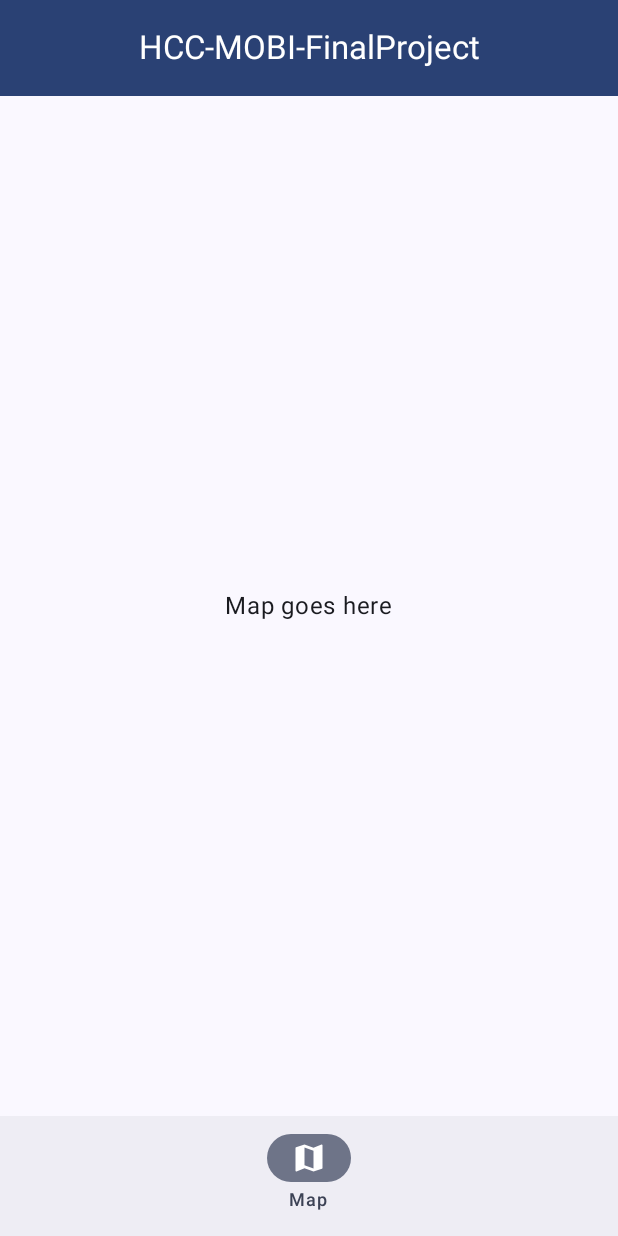
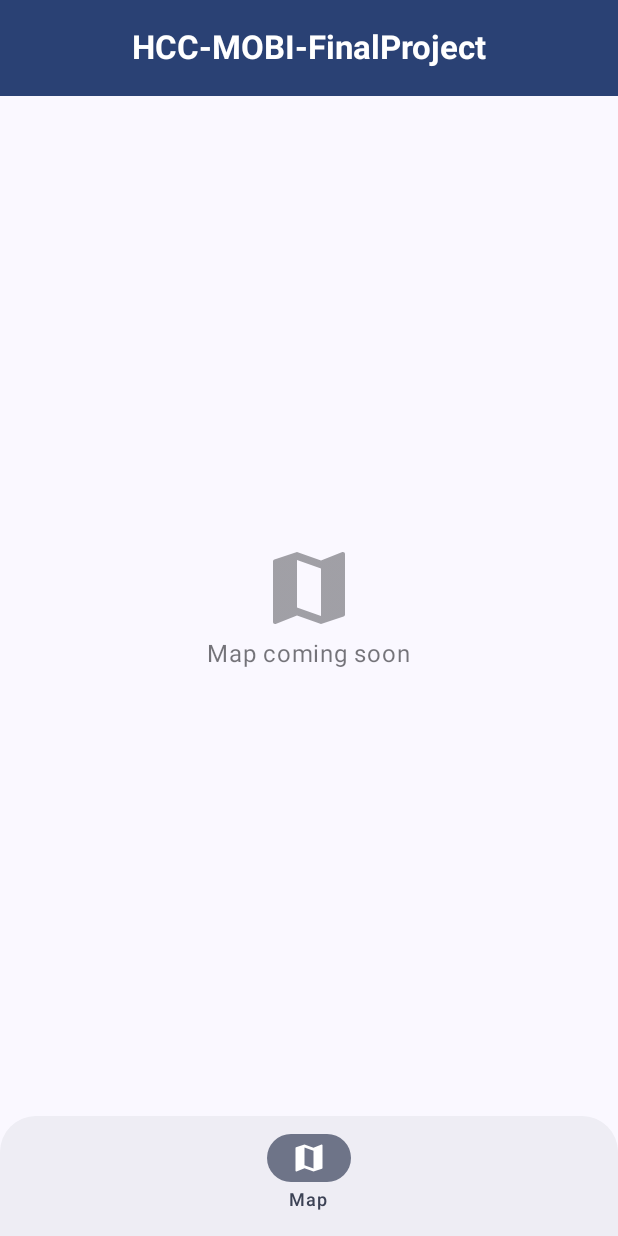
Before and after one commit to joshuaheath/HCC-MOBI-FinalProject, an Android app built with Jetpack Compose: the @Preview function AppNavigationPreview, on a phone screen of 412 x 824 dp. Run offline under Robolectric (Android 15) with nearby library versions, the phone set to English and light mode, and no system bars.

Commit message:
Added the top bar and bottom nav bar
Mostly reused from my weather app.
Top bar shows the app name in bold.
Bottom bar has 1 button with a map icon that goes to the map screen, with rounded top corners.
The map screen is just a placeholder for now till the mapbox map is done.
Swapped out the hello message in MainActivity for the nav bars.
Pulled in main to get the location permission and fixed the merge conflict.
Moved MainActivity and Navigation.kt back to the right folders, fixed the imports and fixed the map icon so it builds.
Cleaned up the comments.

```diff
--- a/app/src/main/java/com/example/hcc_mobi_finalproject/ui/MainActivity.kt
+++ b/app/src/main/java/com/example/hcc_mobi_finalproject/MainActivity.kt
@@ -1,13 +1,12 @@
 package com.example.hcc_mobi_finalproject
 
 import android.os.Bundle
-import android.os.PersistableBundle
 import androidx.activity.ComponentActivity
 import androidx.activity.compose.setContent
 import androidx.activity.enableEdgeToEdge
+import com.example.hcc_mobi_finalproject.componets.AppNavigation
+import com.example.hcc_mobi_finalproject.componets.RequestLocationPermission
 import com.example.hcc_mobi_finalproject.ui.theme.HCCMOBIFinalProjectTheme
-import com.example.hcc_mobi_finalproject.ui.AppNavigation
-import com.example.hcc_mobi_finalproject.ui.RequestLocationPermission
 
 class MainActivity : ComponentActivity() {
     override fun onCreate(savedInstanceState: Bundle?) {
--- a/app/src/main/java/com/example/hcc_mobi_finalproject/componets/Navigation.kt
+++ b/app/src/main/java/com/example/hcc_mobi_finalproject/componets/Navigation.kt
@@ -1,14 +1,181 @@
 package com.example.hcc_mobi_finalproject.componets
 
 /*
-Navigation.kt
-Owner: Zack
 
-GOAL: Add code to display a top bar and bottom navigation bar. Include 1 navigation
-item to go to the Map Screen (home screen). You can add code here to get the
-user's permission to retrieve the device location. Assume for now the device is
-located in Halifax and the user grants 'precise' access.
+    Mostly stolen from my weather app with some changes.
 
-NOTE/HINT: Dont re-invent the wheel, check out your weather app navigation bar and use similar code, lmk if you get lost
-I know you got this Zack -Josh
-*/
+    Displays the app's top bar and bottom navigation bar, with 1 navigation item
+    that goes to the home screen.
+
+    Location is requested via "LocationPermission.kt"
+
+ */
+
+import androidx.annotation.DrawableRes
+import androidx.compose.foundation.layout.Arrangement
+import androidx.compose.foundation.layout.Box
+import androidx.compose.foundation.layout.Column
+import androidx.compose.foundation.layout.fillMaxSize
+import androidx.compose.foundation.layout.padding
+import androidx.compose.foundation.layout.size
+import androidx.compose.foundation.shape.RoundedCornerShape
+import androidx.compose.material3.CenterAlignedTopAppBar
+import androidx.compose.material3.ExperimentalMaterial3Api
+import androidx.compose.material3.Icon
+import androidx.compose.material3.MaterialTheme
+import androidx.compose.material3.NavigationBar
+import androidx.compose.material3.NavigationBarItem
+import androidx.compose.material3.Scaffold
+import androidx.compose.material3.Text
+import androidx.compose.material3.TopAppBarDefaults
+import androidx.compose.runtime.Composable
+import androidx.compose.runtime.getValue
+import androidx.compose.runtime.mutableStateOf
+import androidx.compose.runtime.saveable.rememberSaveable
+import androidx.compose.runtime.setValue
+import androidx.compose.ui.Alignment
+import androidx.compose.ui.Modifier
+import androidx.compose.ui.draw.clip
+import androidx.compose.ui.res.painterResource
+import androidx.compose.ui.res.stringResource
+import androidx.compose.ui.text.font.FontWeight
+import androidx.compose.ui.tooling.preview.Preview
+import androidx.compose.ui.unit.dp
+import com.example.hcc_mobi_finalproject.R
+import com.example.hcc_mobi_finalproject.ui.theme.HCCMOBIFinalProjectTheme
+
+/*
+
+    All the screens the bottom bar can go to.
+    Only the map for now, add more here later.
+
+ */
+enum class Screen(val label: String, @DrawableRes val icon: Int) {
+    Map("Map", R.drawable.ic_map),
+}
+
+/*
+
+    Main app layout. Top bar, whatever screen is picked, then the bottom bar.
+
+ */
+@Composable
+fun AppNavigation() {
+    // remembers what screen your on, even if the phone gets rotated
+    var currentScreen by rememberSaveable { mutableStateOf(Screen.Map) }
+
+    Scaffold(
+        modifier = Modifier.fillMaxSize(),
+        topBar = { AppTopBar() },
+        bottomBar = {
+            AppBottomBar(
+                currentScreen = currentScreen,
+                onScreenSelected = { currentScreen = it }
+            )
+        }
+    ) { innerPadding ->
+        // innerPadding stops the screen from going under the bars
+        Box(
+            modifier = Modifier
+                .fillMaxSize()
+                .padding(innerPadding)
+        ) {
+            when (currentScreen) {
+                // TODO: swap for MapScreen() once the map is done
+                Screen.Map -> MapScreenPlaceholder()
+            }
+        }
+    }
+}
+
+/*
+
+    Top bar, just shows the app name in bold.
+    Pulls the name from strings.xml so it changes with the app branding.
+
+ */
+@OptIn(ExperimentalMaterial3Api::class)
+@Composable
+fun AppTopBar() {
+    CenterAlignedTopAppBar(
+        title = {
+            Text(
+                text = stringResource(R.string.app_name),
+                fontWeight = FontWeight.Bold
+            )
+        },
+        colors = TopAppBarDefaults.centerAlignedTopAppBarColors(
+            containerColor = MaterialTheme.colorScheme.primary,
+            titleContentColor = MaterialTheme.colorScheme.onPrimary
+        )
+    )
+}
+
+/*
+
+    Bottom bar with rounded top corners.
+    Makes a button for every screen in the Screen list.
+
+ */
+@Composable
+fun AppBottomBar(
+    currentScreen: Screen,
+    onScreenSelected: (Screen) -> Unit
+) {
+    NavigationBar(
+        modifier = Modifier.clip(RoundedCornerShape(topStart = 24.dp, topEnd = 24.dp))
+    ) {
+        Screen.entries.forEach { screen ->
+            NavigationBarItem(
+                selected = screen == currentScreen,
+                onClick = { onScreenSelected(screen) },
+                icon = {
+                    Icon(
+                        painter = painterResource(id = screen.icon),
+                        contentDescription = screen.label
+                    )
+                },
+                label = { Text(text = screen.label) }
+            )
+        }
+    }
+}
+
+/*
+
+    Placeholder until the Mapbox map is ready.
+    Big faded map icon with some text under it.
+
+ */
+@Composable
+private fun MapScreenPlaceholder() {
+    Column(
+        modifier = Modifier.fillMaxSize(),
+        verticalArrangement = Arrangement.Center,
+        horizontalAlignment = Alignment.CenterHorizontally
+    ) {
+        Icon(
+            painter = painterResource(R.drawable.ic_map),
+            contentDescription = null,
+            modifier = Modifier.size(64.dp),
+            tint = MaterialTheme.colorScheme.onSurface.copy(alpha = 0.4f)
+        )
+        Text(
+            text = "Map coming soon",
+            color = MaterialTheme.colorScheme.onSurface.copy(alpha = 0.6f)
+        )
+    }
+}
+
+/*
+
+    Preview so you can see the bars in Android Studio without running the app.
+
+ */
+@Preview(showBackground = true, showSystemUi = true)
+@Composable
+fun AppNavigationPreview() {
+    HCCMOBIFinalProjectTheme {
+        AppNavigation()
+    }
+}
--- a/app/src/main/java/com/example/hcc_mobi_finalproject/ui/Navigation.kt
+++ /dev/null
@@ -1,157 +0,0 @@
-package com.example.hcc_mobi_finalproject.ui
-
-/*
-
-    Mostly stolen from my weather app with some changes.
-
-    Displays the app's top bar and bottom navigation bar, with 1 navigation item
-    that goes to the home screen.
-
-    Location is requested via Jasons "LocationPermission.kt"
-
- */
-
-import androidx.annotation.DrawableRes
-import androidx.compose.foundation.layout.Box
-import androidx.compose.foundation.layout.fillMaxSize
-import androidx.compose.foundation.layout.padding
-import androidx.compose.material3.CenterAlignedTopAppBar
-import androidx.compose.material3.ExperimentalMaterial3Api
-import androidx.compose.material3.Icon
-import androidx.compose.material3.MaterialTheme
-import androidx.compose.material3.NavigationBar
-import androidx.compose.material3.NavigationBarItem
-import androidx.compose.material3.Scaffold
-import androidx.compose.material3.Text
-import androidx.compose.material3.TopAppBarDefaults
-import androidx.compose.runtime.Composable
-import androidx.compose.runtime.getValue
-import androidx.compose.runtime.mutableStateOf
-import androidx.compose.runtime.saveable.rememberSaveable
-import androidx.compose.runtime.setValue
-import androidx.compose.ui.Alignment
-import androidx.compose.ui.Modifier
-import androidx.compose.ui.res.painterResource
-import androidx.compose.ui.res.stringResource
-import androidx.compose.ui.tooling.preview.Preview
-import com.example.hcc_mobi_finalproject.R
-import com.example.hcc_mobi_finalproject.ui.theme.HCCMOBIFinalProjectTheme
-
-/*
-
-    All the screens the bottom bar can go to.
-    Only the map for now, add more here later.
-
- */
-
-enum class Screen(val label: String, @DrawableRes val icon: Int) {
-    Map("Map", R.drawable.ic_map),
-}
-
-/*
-
-    Main app layout. Top bar, whatever screen is picked, then the bottom bar.
-
- */
-
-@Composable
-fun AppNavigation() {
-    // remembers what screen your on, even if the phone gets rotated
-    var currentScreen by rememberSaveable { mutableStateOf(Screen.Map) }
-
-    Scaffold(
-        modifier = Modifier.fillMaxSize(),
-        topBar = { AppTopBar() },
-        bottomBar = {
-            AppBottomBar(
-                currentScreen = currentScreen,
-                onScreenSelected = { currentScreen = it }
-            )
-        }
-    ) { innerPadding ->
-        // innerPadding stops the screen from going under the bars
-        Box(
-            modifier = Modifier
-                .fillMaxSize()
-                .padding(innerPadding)
-        ) {
-            when (currentScreen) {
-                // TODO: swap for Kieras MapScreen() once her map is done
-                Screen.Map -> MapScreenPlaceholder()
-            }
-        }
-    }
-}
-
-/*
-
-    Top bar, just shows the app name.
-    Pulls the name from strings.xml so it changes with Kamalis branding.
-
- */
-@OptIn(ExperimentalMaterial3Api::class)
-@Composable
-fun AppTopBar() {
-    CenterAlignedTopAppBar(
-        title = { Text(text = stringResource(R.string.app_name)) },
-        colors = TopAppBarDefaults.centerAlignedTopAppBarColors(
-            containerColor = MaterialTheme.colorScheme.primary,
-            titleContentColor = MaterialTheme.colorScheme.onPrimary
-        )
-    )
-}
-
-/*
-
-    Bottom bar. Makes a button for every screen in the Screen list.
-
- */
-@Composable
-fun AppBottomBar(
-    currentScreen: Screen,
-    onScreenSelected: (Screen) -> Unit
-) {
-    NavigationBar {
-        Screen.entries.forEach { screen ->
-            NavigationBarItem(
-                selected = screen == currentScreen,
-                onClick = { onScreenSelected(screen) },
-                icon = {
-                    Icon(
-                        painter = painterResource(id = screen.icon),
-                        contentDescription = screen.label
-                    )
-                },
-                label = { Text(text = screen.label) }
-            )
-        }
-    }
-}
-
-/*
-
-    Placeholder until Kieras Mapbox map is ready.
-
- */
-@Composable
-private fun MapScreenPlaceholder() {
-    Box(
-        modifier = Modifier.fillMaxSize(),
-        contentAlignment = Alignment.Center
-    ) {
-        Text(text = "Map goes here")
-    }
-}
-
-/*
-
-    Preview so you can see the bars in Android Studio without running the app.
-
- */
-@Preview(showBackground = true, showSystemUi = true)
-@Composable
-fun AppNavigationPreview() {
-    HCCMOBIFinalProjectTheme {
-        AppNavigation()
-    }
-}
--- a/app/src/main/res/drawable/ic_map.xml
+++ b/app/src/main/res/drawable/ic_map.xml
@@ -4,7 +4,7 @@
     android:height="24dp"
     android:viewportWidth="24"
     android:viewportHeight="24"
-    android:tint="?attr/colorControlNormal">
+    android:tint="?android:attr/colorControlNormal">
     <path
         android:fillColor="@android:color/white"
         android:pathData="M20.5,3l-0.16,0.03L15,5.1 9,3 3.36,4.9c-0.21,0.07 -0.36,0.25 -0.36,0.48V20.5c0,0.28 0.22,0.5 0.5,0.5l0.16,-0.03L9,18.9l6,2.1 5.64,-1.9c0.21,-0.07 0.36,-0.25 0.36,-0.48V3.5c0,-0.28 -0.22,-0.5 -0.5,-0.5zM15,19l-6,-2.11V5l6,2.11V19z" />
```
